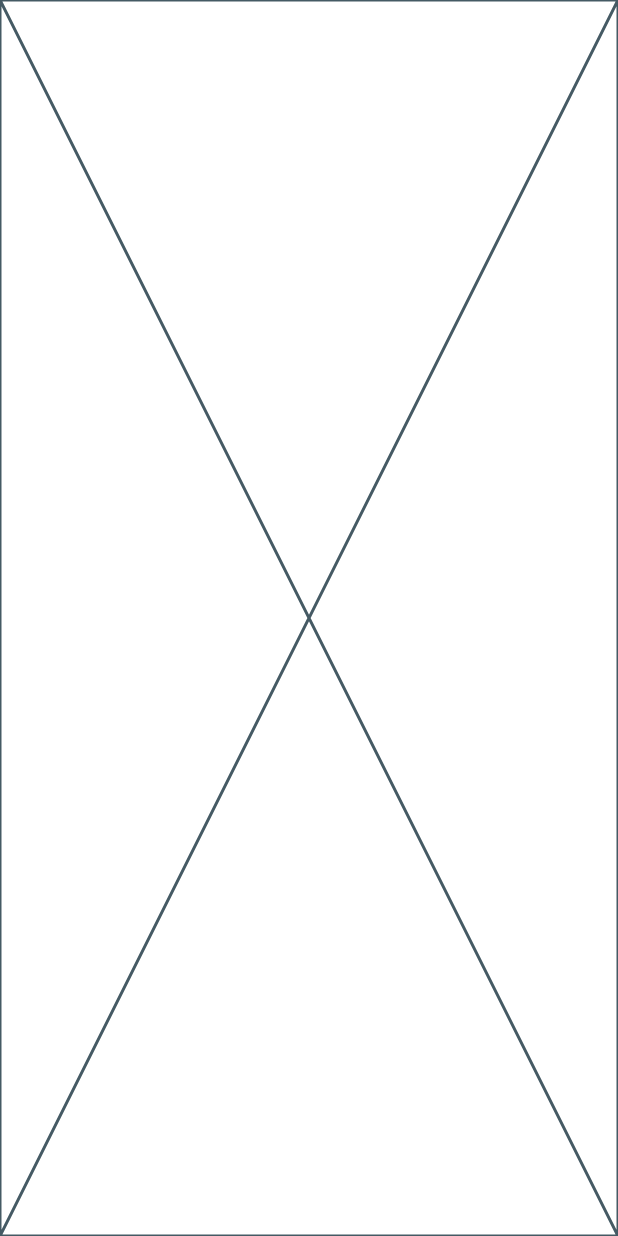
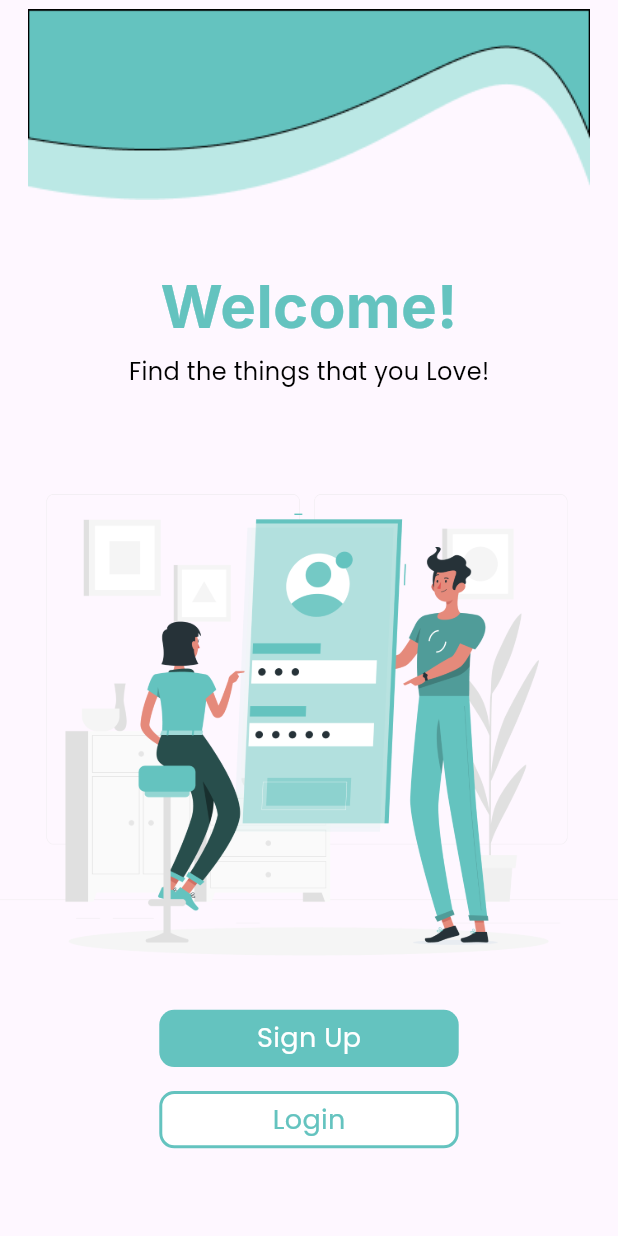
Before and after one commit to SalahHassan202/flutter-auth-ui, a Flutter app: the screen it shows after launch, on a phone screen of 412 x 824 dp. Run offline on Flutter 3.47's test engine with Material 3 defaults, Android fonts, the phone set to English and light mode, and no system bars; our stand-ins replace google_fonts.

Commit message:
finish welcome page

```diff
--- a/lib/pages/welcome.dart
+++ b/lib/pages/welcome.dart
@@ -1,10 +1,99 @@
 import 'package:flutter/material.dart';
+import 'package:flutter_auth_ui/pages/log_in.dart';
+import 'package:flutter_auth_ui/pages/sign_up.dart';
+import 'package:google_fonts/google_fonts.dart';
 
 class Welcome extends StatelessWidget {
   const Welcome({super.key});
 
   @override
   Widget build(BuildContext context) {
-    return const Placeholder();
+    return SafeArea(
+      child: Scaffold(
+        body: Column(
+          children: [
+            Image.asset("assets/top.png", width: double.infinity),
+            SizedBox(height: 36),
+            Text(
+              "Welcome!",
+              style: GoogleFonts.inter(
+                fontSize: 40,
+                fontWeight: FontWeight.bold,
+                color: Color(0xff64C3BF),
+              ),
+            ),
+            SizedBox(height: 4),
+            Text(
+              "Find the things that you Love!",
+              style: GoogleFonts.poppins(
+                fontSize: 16,
+                fontWeight: FontWeight.w400,
+                color: Color(0xff000000),
+              ),
+            ),
+            SizedBox(height: 70),
+            Image.asset("assets/welcome.png", width: double.infinity),
+            SizedBox(height: 36),
+
+            InkWell(
+              onTap: () {
+                Navigator.push(
+                  context,
+                  MaterialPageRoute(builder: (c) => SignUp()),
+                );
+              },
+              child: Container(
+                width: 199.63,
+                height: 38.21,
+                decoration: BoxDecoration(
+                  color: Color(0xff64C3BF),
+                  borderRadius: BorderRadius.circular(10),
+                ),
+                child: Center(
+                  child: Text(
+                    "Sign Up",
+                    style: GoogleFonts.poppins(
+                      color: Colors.white,
+                      fontSize: 18,
+                      fontWeight: FontWeight.w400,
+                    ),
+                  ),
+                ),
+              ),
+            ),
+            SizedBox(height: 16),
+
+            InkWell(
+              onTap: () {
+                Navigator.push(
+                  context,
+                  MaterialPageRoute(builder: (c) => LogIn()),
+                );
+              },
+              child: Container(
+                width: 199.63,
+                height: 38.21,
+                decoration: BoxDecoration(
+                  color: Colors.white,
+                  borderRadius: BorderRadius.circular(10),
+                  border: Border.all(color: Color(0xff64C3BF), width: 2),
+                ),
+
+                child: Center(
+                  child: Text(
+                    "Login",
+                    style: GoogleFonts.poppins(
+                      color: Color(0xff64C3BF),
+                      fontSize: 18,
+                      fontWeight: FontWeight.w400,
+                    ),
+                  ),
+                ),
+              ),
+            ),
+          ],
+        ),
+      ),
+    );
   }
 }
```
